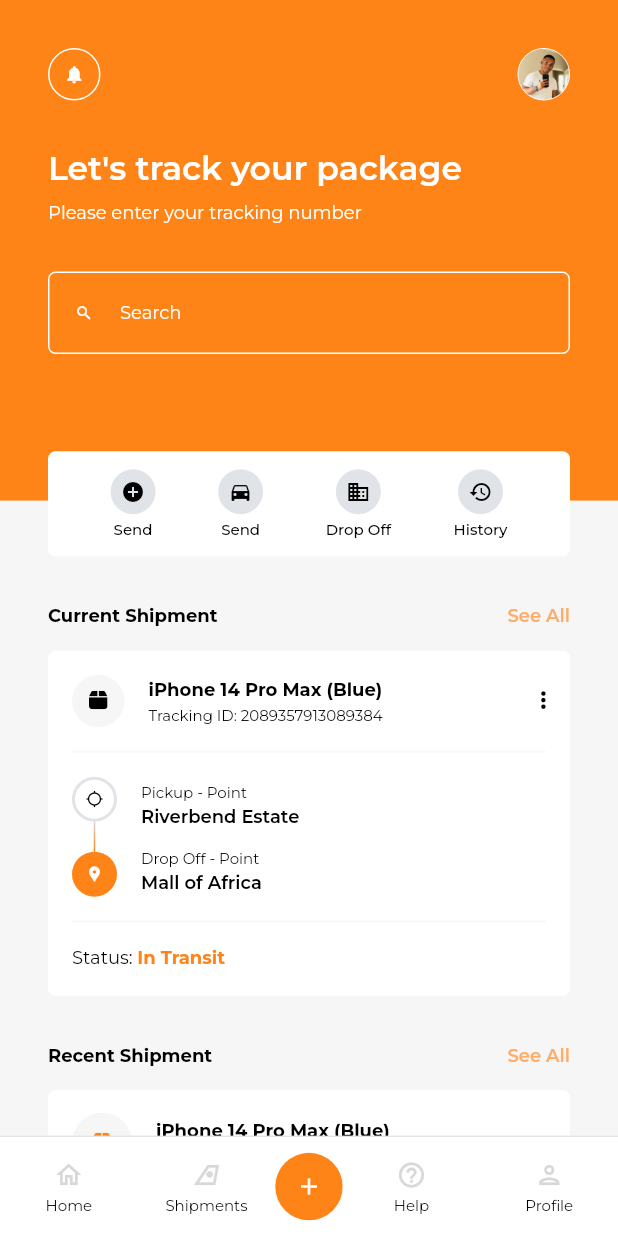
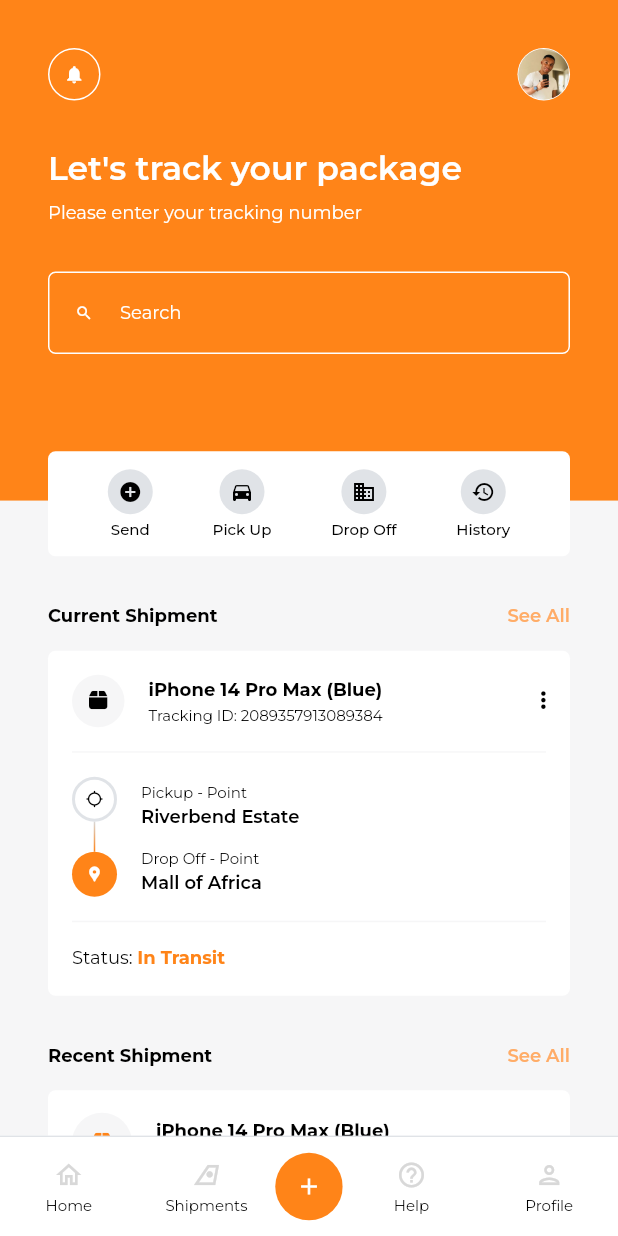
Before and after one commit to lbnkosi/mycourier, a Flutter app: the HomePageWidget screen opened by its route, on a phone screen of 412 x 824 dp. Run offline on Flutter 3.47's test engine with Material 2 defaults, Android fonts, the phone set to English and light mode, and no system bars; our stand-ins replace auto_size_text, dropdown_button2, font_awesome_flutter, from_css_color, go_router, google_fonts and 3 more; missing offline and left inert: json_path; accounts and stored records are empty.

Commit message:
Updating to latest FlutterFlow output.

```diff
--- a/lib/features/home_page/home_page_widget.dart
+++ b/lib/features/home_page/home_page_widget.dart
@@ -437,7 +437,7 @@ class _HomePageWidgetState extends State<HomePageWidget> {
                                                     .fromSTEB(
                                                         0.0, 4.0, 0.0, 0.0),
                                                 child: Text(
-                                                  'Send',
+                                                  'Pick Up',
                                                   style: FlutterFlowTheme.of(
                                                           context)
                                                       .bodySmall
```
